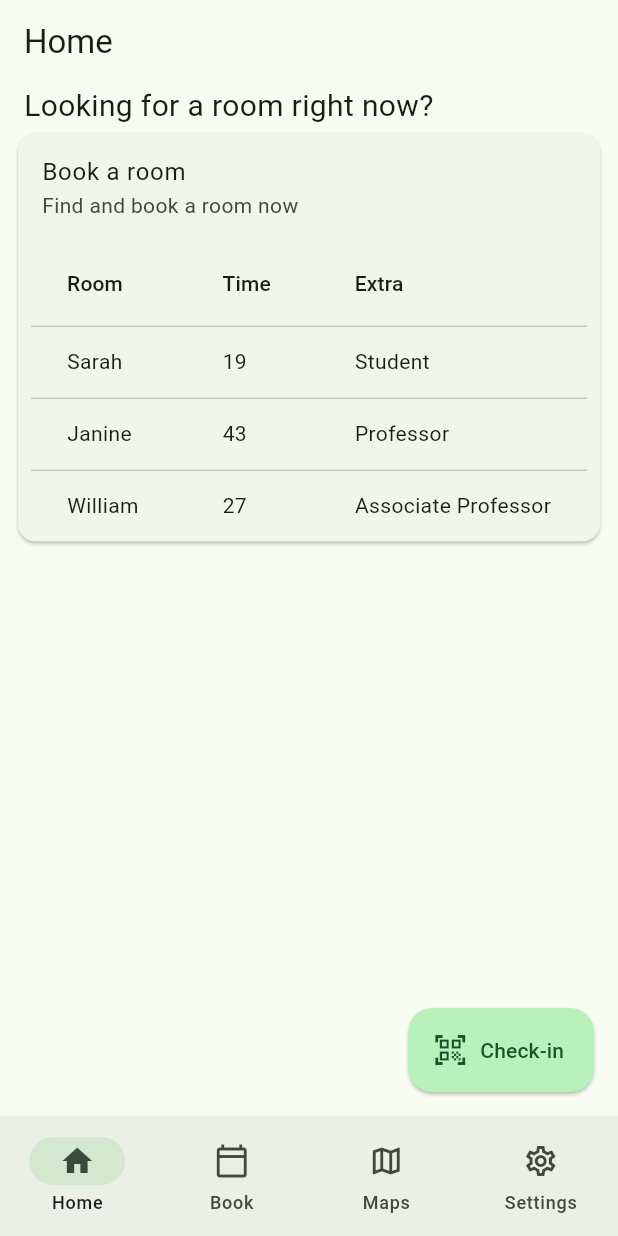
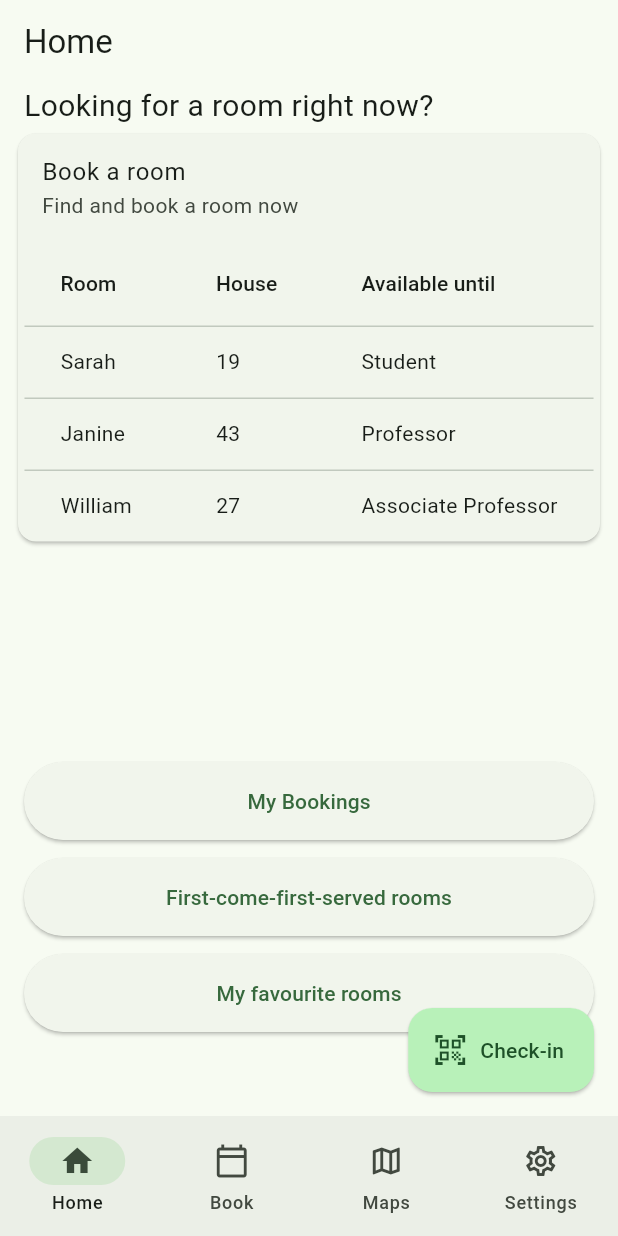
Before and after one commit to fillemon10/kandidat-grupp65-timeedit, a Flutter app: the screen it shows after launch, on a phone screen of 412 x 824 dp. Run offline on Flutter 3.47's test engine with Material 3 defaults, Android fonts, the phone set to English and light mode, and no system bars; our stand-ins replace cloud_firestore, firebase_auth, firebase_core, go_router; missing offline and left inert: firebase_ui_auth, qr_code_scanner; accounts and stored records are empty.

Commit message:
knappar på hemsidan + deras sidor

```diff
--- a/lib/screens/home.dart
+++ b/lib/screens/home.dart
@@ -1,4 +1,8 @@
 import 'package:flutter/material.dart';
+import 'package:timeedit/screens/mybookings.dart';
+import 'package:timeedit/screens/firstcome.dart';
+import 'package:timeedit/screens/favourites.dart';
+
 
 class HomeScreen extends StatelessWidget {
   @override
@@ -7,7 +11,11 @@ class HomeScreen extends StatelessWidget {
       appBar: AppBar(
         title: Text('Home'),
       ),
-      body: ListView(
+      body: Column(
+        crossAxisAlignment: CrossAxisAlignment.stretch,
+        children: [
+          Expanded(
+            child: ListView(
               children: const [
                 TitleSection(
                   title: 'Looking for a room right now?',
@@ -15,6 +23,58 @@ class HomeScreen extends StatelessWidget {
                 CardSection(
                   title: 'Book a room',
                   subtitle: 'Find and book a room now',
+                ),
+              ],
+            ),
+          ),
+                    Padding(
+            padding: const EdgeInsets.only(bottom: 40), // Adjust the amount of padding to move the buttons higher
+            child: Container(
+              padding: EdgeInsets.all(16),
+              child: Column(
+                crossAxisAlignment: CrossAxisAlignment.stretch,
+                children: [
+                  ElevatedButton(
+                    onPressed: () {
+                      Navigator.push(
+                        context,
+                        MaterialPageRoute(builder: (context) => MyBookings()),
+                      );
+                    },
+                    style: ElevatedButton.styleFrom(
+                      padding: EdgeInsets.symmetric(vertical: 16), // Adjust button height
+                    ),
+                    child: Text('My Bookings'),
+                  ),
+                  SizedBox(height: 12), // Add spacing
+                  ElevatedButton(
+                    onPressed: () {
+                       Navigator.push(
+                        context,
+                        MaterialPageRoute(builder: (context) => FirstCome()),
+                      );
+                    },
+                    style: ElevatedButton.styleFrom(
+                      padding: EdgeInsets.symmetric(vertical: 16), // Adjust button height
+                    ),
+                    child: Text('First-come-first-served rooms'),
+                  ),
+                  SizedBox(height: 12), // Add spacing
+                  ElevatedButton(
+                    onPressed: () {
+                       Navigator.push(
+                        context,
+                        MaterialPageRoute(builder: (context) => Favourites()),
+                      );
+                    },
+                    style: ElevatedButton.styleFrom(
+                      padding: EdgeInsets.symmetric(vertical: 16), // Adjust button height
+                    ),
+                    child: Text('My favourite rooms'),
+                  ),
+                ],
+              ),
+            ),
           ),
         ],
       ),
@@ -97,14 +157,14 @@ class DataTableExample extends StatelessWidget {
         DataColumn(
           label: Expanded(
             child: Text(
-              'Time',
+              'House',
             ),
           ),
         ),
         DataColumn(
           label: Expanded(
             child: Text(
-              'Extra',
+              'Available until',
             ),
           ),
         ),
```
Also changed, not shown: lib/screens/favourites.dart (added, +16 -0 lines), lib/screens/firstcome.dart (added, +99 -0 lines), lib/screens/mybookings.dart (added, +16 -0 lines), flutter_01.png (added). Lines whose indentation alone changed are shown as unchanged.
